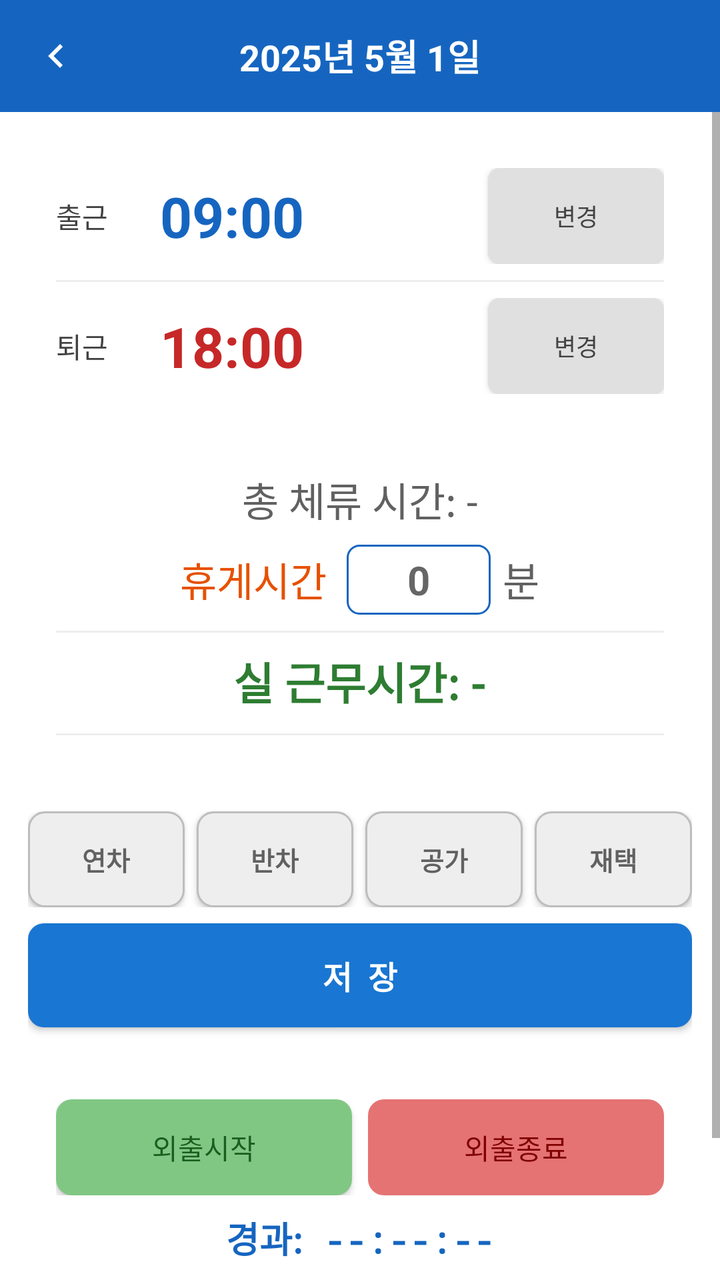
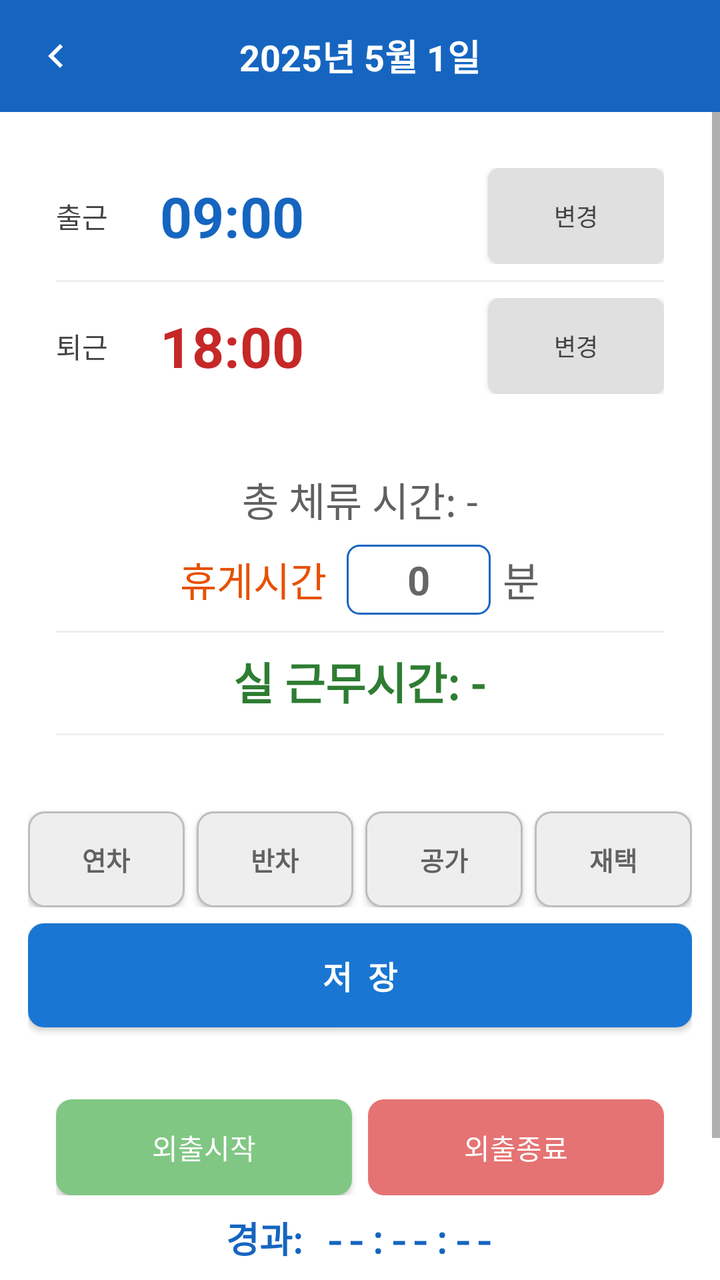

Compare the two renders of this Android layout. The source of the first and the diff that turns it into the second are given below.
<!-- AndroidManifest.xml: application theme AppTheme -->
<!-- res/layout/activity_day_detail.xml -->
<?xml version="1.0" encoding="utf-8"?>
<LinearLayout xmlns:android="http://schemas.android.com/apk/res/android"
    android:id="@+id/root_day_detail"
    android:layout_width="match_parent"
    android:layout_height="match_parent"
    android:orientation="vertical"
    android:background="#FFFFFF">

    
    <LinearLayout
        android:layout_width="match_parent"
        android:layout_height="56dp"
        android:orientation="horizontal"
        android:gravity="center_vertical"
        android:background="#1565C0"
        android:padding="4dp">

        <ImageButton
            android:id="@+id/btn_close"
            android:layout_width="48dp"
            android:layout_height="48dp"
            android:src="@drawable/ic_arrow_left"
            android:background="?attr/selectableItemBackgroundBorderless"
            android:contentDescription="닫기"
            android:padding="4dp"
            android:tint="#FFFFFF" />

        <TextView
            android:id="@+id/tv_detail_date"
            android:layout_width="0dp"
            android:layout_height="wrap_content"
            android:layout_weight="1"
            android:textSize="18sp"
            android:textColor="#FFFFFF"
            android:textStyle="bold"
            android:gravity="center"
            android:text="2025년 5월 1일" />

        
        <View
            android:layout_width="48dp"
            android:layout_height="48dp" />
    </LinearLayout>

    <ScrollView
        android:layout_width="match_parent"
        android:layout_height="0dp"
        android:layout_weight="1"
        android:background="#FFFFFF">

    <LinearLayout
        android:layout_width="match_parent"
        android:layout_height="wrap_content"
        android:orientation="vertical"
        android:padding="14dp"
        android:background="#FFFFFF">

        
        <LinearLayout
            android:id="@+id/layout_time_card"
            android:layout_width="match_parent"
            android:layout_height="wrap_content"
            android:orientation="vertical"
            android:background="#FFFFFF"
            android:padding="14dp"
            android:layout_marginBottom="10dp">

            
            <LinearLayout
                android:layout_width="match_parent"
                android:layout_height="wrap_content"
                android:orientation="horizontal"
                android:gravity="center_vertical"
                android:layout_marginBottom="8dp">

                <TextView
                    android:layout_width="52dp"
                    android:layout_height="wrap_content"
                    android:text="출근"
                    android:textSize="14sp"
                    android:textColor="#424242" />

                <TextView
                    android:id="@+id/tv_start_time"
                    android:layout_width="0dp"
                    android:layout_height="wrap_content"
                    android:layout_weight="1"
                    android:textSize="28sp"
                    android:textColor="#1565C0"
                    android:textStyle="bold"
                    android:text="09:00" />

                <Button
                    android:id="@+id/btn_checkin"
                    android:layout_width="wrap_content"
                    android:layout_height="wrap_content"
                    android:text="출근"
                    android:textSize="12sp"
                    android:background="@drawable/bg_checkin_button"
                    android:textColor="#1B5E20"
                    android:paddingLeft="12dp"
                    android:paddingRight="12dp"
                    android:layout_marginEnd="4dp"
                    android:visibility="gone" />

                <Button
                    android:id="@+id/btn_edit_start"
                    android:layout_width="wrap_content"
                    android:layout_height="wrap_content"
                    android:text="변경"
                    android:textSize="12sp"
                    android:background="@drawable/bg_primary_button"
                    android:textColor="#424242"
                    android:paddingLeft="14dp"
                    android:paddingRight="14dp" />
            </LinearLayout>

            <View android:layout_width="match_parent" android:layout_height="1dp"
                android:background="#EEEEEE"/>

            
            <LinearLayout
                android:layout_width="match_parent"
                android:layout_height="wrap_content"
                android:orientation="horizontal"
                android:gravity="center_vertical"
                android:layout_marginTop="8dp">

                <TextView
                    android:layout_width="52dp"
                    android:layout_height="wrap_content"
                    android:text="퇴근"
                    android:textSize="14sp"
                    android:textColor="#424242" />

                <TextView
                    android:id="@+id/tv_end_time"
                    android:layout_width="0dp"
                    android:layout_height="wrap_content"
                    android:layout_weight="1"
                    android:textSize="28sp"
                    android:textColor="#C62828"
                    android:textStyle="bold"
                    android:text="18:00" />

                <Button
                    android:id="@+id/btn_checkout"
                    android:layout_width="wrap_content"
                    android:layout_height="wrap_content"
                    android:text="퇴근"
                    android:textSize="12sp"
                    android:background="@drawable/bg_checkout_button"
                    android:textColor="#7F0000"
                    android:paddingLeft="12dp"
                    android:paddingRight="12dp"
                    android:layout_marginEnd="4dp"
                    android:visibility="gone" />

                <Button
                    android:id="@+id/btn_edit_end"
                    android:layout_width="wrap_content"
                    android:layout_height="wrap_content"
                    android:text="변경"
                    android:textSize="12sp"
                    android:background="@drawable/bg_primary_button"
                    android:textColor="#424242"
                    android:paddingLeft="14dp"
                    android:paddingRight="14dp" />
            </LinearLayout>
        </LinearLayout>

        
        <LinearLayout
            android:id="@+id/layout_calc_card"
            android:layout_width="match_parent"
            android:layout_height="wrap_content"
            android:orientation="vertical"
            android:background="#FFFFFF"
            android:padding="14dp"
            android:layout_marginBottom="16dp">

            <TextView
                android:id="@+id/tv_raw_work"
                android:layout_width="match_parent"
                android:layout_height="wrap_content"
                android:textSize="20sp"
                android:textColor="#616161"
                android:gravity="center"
                android:layout_marginBottom="8dp"
                android:text="총 체류 시간: -" />

            
            <LinearLayout
                android:layout_width="match_parent"
                android:layout_height="wrap_content"
                android:orientation="horizontal"
                android:gravity="center"
                android:layout_marginBottom="8dp">

                <TextView
                    android:layout_width="wrap_content"
                    android:layout_height="wrap_content"
                    android:text="휴게시간"
                    android:textSize="20sp"
                    android:textColor="#E65100" />

                <EditText
                    android:id="@+id/et_break_minutes"
                    android:layout_width="72dp"
                    android:layout_height="wrap_content"
                    android:layout_marginLeft="10dp"
                    android:inputType="number"
                    android:textSize="20sp"
                    android:textColor="#E65100"
                    android:textStyle="bold"
                    android:gravity="center"
                    android:maxLength="3"
                    android:hint="0"
                    android:background="@drawable/bg_outlined_button"
                    android:paddingTop="4dp"
                    android:paddingBottom="4dp" />

                <TextView
                    android:layout_width="wrap_content"
                    android:layout_height="wrap_content"
                    android:layout_marginLeft="6dp"
                    android:text="분"
                    android:textSize="20sp"
                    android:textColor="#616161" />

            </LinearLayout>

            <View android:layout_width="match_parent" android:layout_height="1dp"
                android:background="#EEEEEE" android:layout_marginBottom="8dp"/>

            <TextView
                android:id="@+id/tv_net_work"
                android:layout_width="match_parent"
                android:layout_height="wrap_content"
                android:textSize="22sp"
                android:textStyle="bold"
                android:textColor="#2E7D32"
                android:gravity="center"
                android:text="실 근무시간: -" />

            <View android:layout_width="match_parent" android:layout_height="1dp"
                android:background="#EEEEEE"
                android:layout_marginTop="10dp" android:layout_marginBottom="8dp"/>

            
            <LinearLayout
                android:id="@+id/ll_seg_container"
                android:layout_width="match_parent"
                android:layout_height="wrap_content"
                android:orientation="vertical"
                android:visibility="gone">

                <LinearLayout
                    android:id="@+id/ll_seg_weekday_night"
                    android:layout_width="match_parent"
                    android:layout_height="wrap_content"
                    android:orientation="horizontal"
                    android:gravity="center_vertical"
                    android:layout_marginBottom="4dp"
                    android:visibility="gone">
                    <TextView
                        android:layout_width="68dp"
                        android:layout_height="wrap_content"
                        android:text="평일야간"
                        android:textSize="12sp"
                        android:textColor="#424242" />
                    <TextView
                        android:id="@+id/tv_seg_weekday_night"
                        android:layout_width="0dp"
                        android:layout_height="wrap_content"
                        android:layout_weight="1"
                        android:textSize="12sp"
                        android:textStyle="bold"
                        android:textColor="#5C6BC0" />
                </LinearLayout>

                <LinearLayout
                    android:id="@+id/ll_seg_holiday_day"
                    android:layout_width="match_parent"
                    android:layout_height="wrap_content"
                    android:orientation="horizontal"
                    android:gravity="center_vertical"
                    android:layout_marginBottom="4dp"
                    android:visibility="gone">
                    <TextView
                        android:layout_width="68dp"
                        android:layout_height="wrap_content"
                        android:text="휴일주간"
                        android:textSize="12sp"
                        android:textColor="#424242" />
                    <TextView
                        android:id="@+id/tv_seg_holiday_day"
                        android:layout_width="0dp"
                        android:layout_height="wrap_content"
                        android:layout_weight="1"
                        android:textSize="12sp"
                        android:textStyle="bold"
                        android:textColor="#E65100" />
                </LinearLayout>

                <LinearLayout
                    android:id="@+id/ll_seg_holiday_night"
                    android:layout_width="match_parent"
                    android:layout_height="wrap_content"
                    android:orientation="horizontal"
                    android:gravity="center_vertical"
                    android:visibility="gone">
                    <TextView
                        android:layout_width="68dp"
                        android:layout_height="wrap_content"
                        android:text="휴일야간"
                        android:textSize="12sp"
                        android:textColor="#424242" />
                    <TextView
                        android:id="@+id/tv_seg_holiday_night"
                        android:layout_width="0dp"
                        android:layout_height="wrap_content"
                        android:layout_weight="1"
                        android:textSize="12sp"
                        android:textStyle="bold"
                        android:textColor="#B71C1C" />
                </LinearLayout>
            </LinearLayout>
        </LinearLayout>

        
        <TextView
            android:id="@+id/tv_annual_note"
            android:layout_width="match_parent"
            android:layout_height="wrap_content"
            android:text=""
            android:textSize="12sp"
            android:textColor="#C62828"
            android:gravity="center"
            android:layout_marginBottom="6dp"
            android:visibility="gone" />

        
        <LinearLayout
            android:layout_width="match_parent"
            android:layout_height="wrap_content"
            android:orientation="horizontal"
            android:layout_marginBottom="8dp">

            <Button
                android:id="@+id/btn_annual_leave"
                android:layout_width="0dp"
                android:layout_height="48dp"
                android:layout_weight="1"
                android:text="연차"
                android:textSize="13sp"
                android:textColor="#616161"
                android:textStyle="bold"
                android:background="@drawable/bg_leave_inactive"
                android:layout_marginEnd="3dp" />

            <Button
                android:id="@+id/btn_half_leave"
                android:layout_width="0dp"
                android:layout_height="48dp"
                android:layout_weight="1"
                android:text="반차"
                android:textSize="13sp"
                android:textColor="#616161"
                android:textStyle="bold"
                android:background="@drawable/bg_leave_inactive"
                android:layout_marginStart="3dp"
                android:layout_marginEnd="3dp" />

            <Button
                android:id="@+id/btn_public_leave"
                android:layout_width="0dp"
                android:layout_height="48dp"
                android:layout_weight="1"
                android:text="공가"
                android:textSize="13sp"
                android:textColor="#616161"
                android:textStyle="bold"
                android:background="@drawable/bg_leave_inactive"
                android:layout_marginStart="3dp"
                android:layout_marginEnd="3dp" />

            <Button
                android:id="@+id/btn_remote_work"
                android:layout_width="0dp"
                android:layout_height="48dp"
                android:layout_weight="1"
                android:text="재택"
                android:textSize="13sp"
                android:textColor="#616161"
                android:textStyle="bold"
                android:background="@drawable/bg_leave_inactive"
                android:layout_marginStart="3dp" />
        </LinearLayout>

        
        <Button
            android:id="@+id/btn_save"
            android:layout_width="match_parent"
            android:layout_height="52dp"
            android:text="저  장"
            android:textSize="16sp"
            android:textColor="#FFFFFF"
            android:textStyle="bold"
            android:background="@drawable/bg_save_button"
            android:layout_marginBottom="10dp" />

        
        <Button
            android:id="@+id/btn_delete"
            android:layout_width="match_parent"
            android:layout_height="46dp"
            android:text="오늘 등록 초기화"
            android:textSize="13sp"
            android:textColor="#C62828"
            android:background="@drawable/bg_delete_button"
            android:visibility="gone" />

        
        <LinearLayout
            android:id="@+id/ll_outing_card"
            android:layout_width="match_parent"
            android:layout_height="wrap_content"
            android:orientation="vertical"
            android:background="#FFFFFF"
            android:padding="14dp"
            android:layout_marginTop="12dp">

            <LinearLayout
                android:layout_width="match_parent"
                android:layout_height="wrap_content"
                android:orientation="horizontal"
                android:layout_marginBottom="8dp">

                <Button
                    android:id="@+id/btn_outing_start"
                    android:layout_width="0dp"
                    android:layout_height="48dp"
                    android:layout_weight="1"
                    android:text="외출시작"
                    android:textSize="14sp"
                    android:textColor="#1B5E20"
                    android:background="@drawable/bg_checkin_button"
                    android:layout_marginEnd="4dp" />

                <Button
                    android:id="@+id/btn_outing_end"
                    android:layout_width="0dp"
                    android:layout_height="48dp"
                    android:layout_weight="1"
                    android:text="외출종료"
                    android:textSize="14sp"
                    android:textColor="#7F0000"
                    android:background="@drawable/bg_checkout_button"
                    android:layout_marginStart="4dp"
                    android:enabled="false" />
            </LinearLayout>

            <TextView
                android:id="@+id/tv_outing_elapsed"
                android:layout_width="match_parent"
                android:layout_height="wrap_content"
                android:text="경과: --:--:--"
                android:textSize="18sp"
                android:textStyle="bold"
                android:textColor="#1565C0"
                android:fontFamily="monospace"
                android:gravity="center"
                android:layout_marginBottom="4dp" />

            <TextView
                android:id="@+id/tv_outing_total"
                android:layout_width="match_parent"
                android:layout_height="wrap_content"
                android:text="일 누적: --"
                android:textSize="13sp"
                android:textColor="#616161"
                android:gravity="center"
                android:layout_marginBottom="8dp" />

            <View android:layout_width="match_parent" android:layout_height="1dp"
                android:background="#EEEEEE" android:layout_marginBottom="8dp"/>

            
            <LinearLayout
                android:layout_width="match_parent"
                android:layout_height="wrap_content"
                android:orientation="horizontal"
                android:layout_marginBottom="4dp">

                <TextView android:layout_width="0dp" android:layout_height="wrap_content"
                    android:layout_weight="1" android:text="시작"
                    android:textSize="11sp" android:textStyle="bold"
                    android:textColor="#424242" android:gravity="center" />

                <TextView android:layout_width="0dp" android:layout_height="wrap_content"
                    android:layout_weight="1" android:text="종료"
                    android:textSize="11sp" android:textStyle="bold"
                    android:textColor="#424242" android:gravity="center" />

                <TextView android:layout_width="0dp" android:layout_height="wrap_content"
                    android:layout_weight="1" android:text="외출시간"
                    android:textSize="11sp" android:textStyle="bold"
                    android:textColor="#424242" android:gravity="center" />

                <TextView android:layout_width="52dp" android:layout_height="wrap_content"
                    android:text="삭제" android:textSize="11sp" android:textStyle="bold"
                    android:textColor="#424242" android:gravity="center" />
            </LinearLayout>

            
            <LinearLayout
                android:id="@+id/ll_outing_rows"
                android:layout_width="match_parent"
                android:layout_height="wrap_content"
                android:orientation="vertical" />
        </LinearLayout>

    </LinearLayout>
    </ScrollView>

</LinearLayout>
<!-- resources referenced by this layout -->
<resources>
  <!-- drawable bg_checkin_button (drawable) -->
  <?xml version="1.0" encoding="utf-8"?>
  <shape xmlns:android="http://schemas.android.com/apk/res/android"
      android:shape="rectangle">
      <solid android:color="#81C784" />
      <corners android:radius="8dp" />
  </shape>
  <!-- drawable bg_checkout_button (drawable) -->
  <?xml version="1.0" encoding="utf-8"?>
  <shape xmlns:android="http://schemas.android.com/apk/res/android"
      android:shape="rectangle">
      <solid android:color="#E57373" />
      <corners android:radius="8dp" />
  </shape>
  <!-- drawable bg_delete_button (drawable) -->
  <?xml version="1.0" encoding="utf-8"?>
  <shape xmlns:android="http://schemas.android.com/apk/res/android"
      android:shape="rectangle">
      <solid android:color="#FFFFFF" />
      <stroke android:width="1dp" android:color="#C62828" />
      <corners android:radius="8dp" />
  </shape>
  <!-- drawable bg_leave_inactive (drawable) -->
  <?xml version="1.0" encoding="utf-8"?>
  <shape xmlns:android="http://schemas.android.com/apk/res/android"
      android:shape="rectangle">
      <solid android:color="#EEEEEE" />
      <stroke android:width="1dp" android:color="#BDBDBD" />
      <corners android:radius="8dp" />
  </shape>
  <!-- drawable bg_outlined_button (drawable) -->
  <?xml version="1.0" encoding="utf-8"?>
  <shape xmlns:android="http://schemas.android.com/apk/res/android"
      android:shape="rectangle">
      <solid android:color="#FFFFFF" />
      <stroke android:width="1dp" android:color="#1565C0" />
      <corners android:radius="6dp" />
  </shape>
  <!-- drawable bg_primary_button (drawable) -->
  <?xml version="1.0" encoding="utf-8"?>
  <shape xmlns:android="http://schemas.android.com/apk/res/android"
      android:shape="rectangle">
      <solid android:color="#E0E0E0" />
      <corners android:radius="6dp" />
  </shape>
  <!-- drawable bg_save_button (drawable) -->
  <?xml version="1.0" encoding="utf-8"?>
  <shape xmlns:android="http://schemas.android.com/apk/res/android"
      android:shape="rectangle">
      <solid android:color="#1976D2" />
      <corners android:radius="8dp" />
  </shape>
  <!-- drawable ic_arrow_left (drawable) -->
  <?xml version="1.0" encoding="utf-8"?>
  <vector xmlns:android="http://schemas.android.com/apk/res/android"
      android:width="24dp"
      android:height="24dp"
      android:viewportWidth="24"
      android:viewportHeight="24">
      <path
          android:fillColor="#FFFFFF"
          android:pathData="M15.41,16.59L10.83,12l4.58,-4.59L14,6l-6,6 6,6 1.41,-1.41z" />
  </vector>
  <style name="AppTheme" parent="Theme.AppCompat.Light.NoActionBar">
          <item name="colorPrimary">@color/colorPrimary</item>
          <item name="colorPrimaryDark">@color/colorPrimaryDark</item>
          <item name="colorAccent">@color/colorAccent</item>
      </style>
  <color name="colorPrimary">#1565C0</color>
  <color name="colorPrimaryDark">#0D47A1</color>
  <color name="colorAccent">#E65100</color>
</resources>

<!-- the commit's change to res/layout/activity_day_detail.xml (unified diff, before → after) -->
@@ -97,7 +97,7 @@
                     android:text="출근"
                     android:textSize="12sp"
                     android:background="@drawable/bg_checkin_button"
-                    android:textColor="#1B5E20"
+                    android:textColor="#FFFFFF"
                     android:paddingLeft="12dp"
                     android:paddingRight="12dp"
                     android:layout_marginEnd="4dp"
@@ -150,7 +150,7 @@
                     android:text="퇴근"
                     android:textSize="12sp"
                     android:background="@drawable/bg_checkout_button"
-                    android:textColor="#7F0000"
+                    android:textColor="#FFFFFF"
                     android:paddingLeft="12dp"
                     android:paddingRight="12dp"
                     android:layout_marginEnd="4dp"
@@ -444,7 +444,7 @@
                     android:layout_weight="1"
                     android:text="외출시작"
                     android:textSize="14sp"
-                    android:textColor="#1B5E20"
+                    android:textColor="#FFFFFF"
                     android:background="@drawable/bg_checkin_button"
                     android:layout_marginEnd="4dp" />
 
@@ -455,7 +455,7 @@
                     android:layout_weight="1"
                     android:text="외출종료"
                     android:textSize="14sp"
-                    android:textColor="#7F0000"
+                    android:textColor="#FFFFFF"
                     android:background="@drawable/bg_checkout_button"
                     android:layout_marginStart="4dp"
                     android:enabled="false" />
